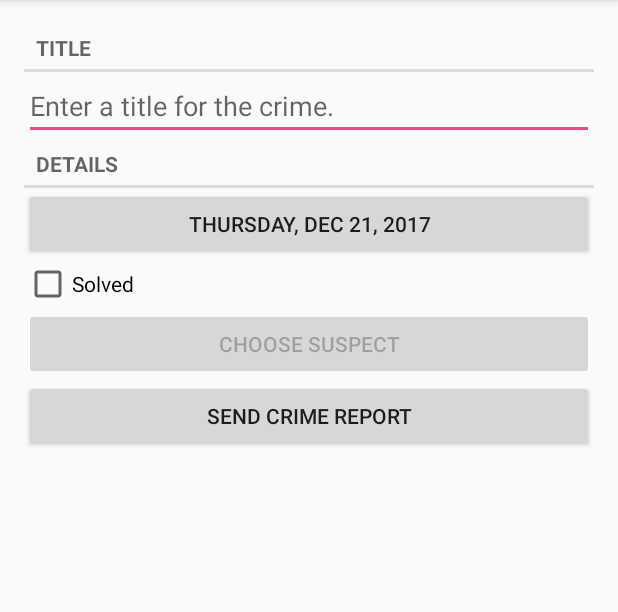
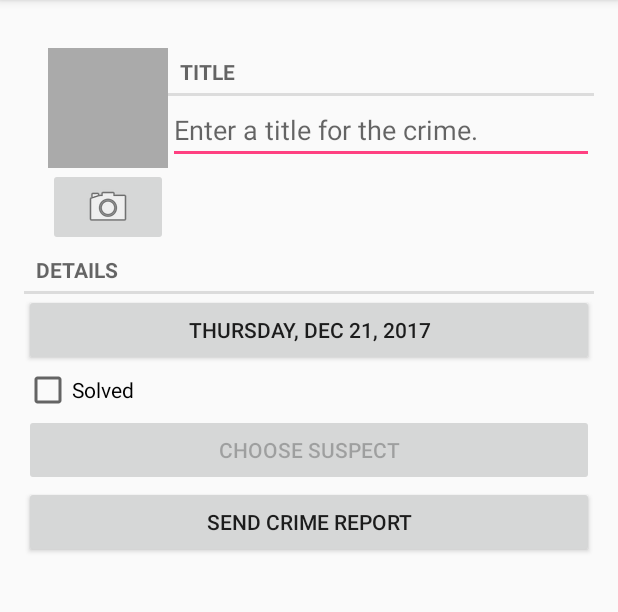
Before and after one commit to codedesignr/CriminalIntent, an Android app: the CrimeFragment screen opened directly, with no data from a screen before it, on a phone screen of 412 x 824 dp, the part 84-696 px from its top. Run offline under Robolectric (Android 15) with nearby library versions, the phone set to English and light mode, and no system bars.

Commit message:
Add crime photo functionality

```diff
--- a/app/src/main/java/com/rowfive/criminalintent/Crime.java
+++ b/app/src/main/java/com/rowfive/criminalintent/Crime.java
@@ -40,6 +40,10 @@ public class Crime {
 
     public void setSuspect(String suspect) { mSuspect = suspect; }
 
+    public String getPhotoFilename() {
+        return "IMG_" + getId().toString() + ".jpg";
+    }
+
     public Date getDate() {
         return mDate;
     }
--- a/app/src/main/java/com/rowfive/criminalintent/CrimeFragment.java
+++ b/app/src/main/java/com/rowfive/criminalintent/CrimeFragment.java
@@ -3,12 +3,16 @@ package com.rowfive.criminalintent;
 import android.app.Activity;
 import android.content.Intent;
 import android.content.pm.PackageManager;
+import android.content.pm.ResolveInfo;
 import android.database.Cursor;
+import android.graphics.Bitmap;
 import android.net.Uri;
 import android.os.Bundle;
 import android.provider.ContactsContract;
+import android.provider.MediaStore;
 import android.support.v4.app.Fragment;
 import android.support.v4.app.FragmentManager;
+import android.support.v4.content.FileProvider;
 import android.text.Editable;
 import android.text.TextWatcher;
 import android.text.format.DateFormat;
@@ -19,8 +23,12 @@ import android.widget.Button;
 import android.widget.CheckBox;
 import android.widget.CompoundButton;
 import android.widget.EditText;
+import android.widget.ImageButton;
+import android.widget.ImageView;
 
+import java.io.File;
 import java.util.Date;
+import java.util.List;
 import java.util.UUID;
 
 /**
@@ -34,13 +42,17 @@ public class CrimeFragment extends Fragment{
 
     private static final int REQUEST_DATE = 0;
     private static final int REQUEST_CONTACT = 1;
+    private static final int REQUEST_PHOTO = 2;
 
     private Crime mCrime;
+    private File mPhotoFile;
     private EditText mTitleField;
     private Button mDateButton;
     private CheckBox mSolvedCheckBox;
     private Button mSuspectButton;
     private Button mReportButton;
+    private ImageButton mPhotoButton;
+    private ImageView mPhotoView;
 
     public static CrimeFragment newInstance(UUID crimeId) {
         Bundle args = new Bundle();
@@ -56,6 +68,7 @@ public class CrimeFragment extends Fragment{
         super.onCreate(savedInstanceState);
         UUID crimeId = (UUID) getArguments().getSerializable(ARG_CRIME_ID);
         mCrime = CrimeLab.get(getActivity()).getCrime(crimeId);
+        mPhotoFile = CrimeLab.get(getActivity()).getPhotoFile(mCrime);
     }
 
     @Override
@@ -138,6 +151,31 @@ public class CrimeFragment extends Fragment{
             mSuspectButton.setEnabled(false);
         }
 
+        mPhotoButton = (ImageButton) v.findViewById(R.id.crime_camera);
+        final Intent captureImage = new Intent(MediaStore.ACTION_IMAGE_CAPTURE);
+
+        boolean canTakePhoto = mPhotoFile != null && captureImage.resolveActivity(packageManager) != null;
+        mPhotoButton.setEnabled(canTakePhoto);
+
+        mPhotoButton.setOnClickListener(new View.OnClickListener() {
+            @Override
+            public void onClick(View v) {
+                Uri uri = FileProvider.getUriForFile(getActivity(), "com.rowfive.criminalintent.fileprovider", mPhotoFile);
+                captureImage.putExtra(MediaStore.EXTRA_OUTPUT, uri);
+
+                List<ResolveInfo> cameraActivities = getActivity().getPackageManager().queryIntentActivities(captureImage, PackageManager.MATCH_DEFAULT_ONLY);
+
+                for (ResolveInfo activity : cameraActivities) {
+                    getActivity().grantUriPermission(activity.activityInfo.packageName, uri, Intent.FLAG_GRANT_WRITE_URI_PERMISSION);
+                }
+
+                startActivityForResult(captureImage, REQUEST_PHOTO);
+            }
+        });
+
+        mPhotoView = (ImageView) v.findViewById(R.id.crime_photo);
+        updatePhotoView();
+
         return v;
     }
 
@@ -171,6 +209,12 @@ public class CrimeFragment extends Fragment{
             } finally {
                 c.close();
             }
+        } else if (requestCode == REQUEST_PHOTO) {
+            Uri uri = FileProvider.getUriForFile(getActivity(), "com.rowfive.criminalintent.fileprovider", mPhotoFile);
+
+            getActivity().revokeUriPermission(uri, Intent.FLAG_GRANT_WRITE_URI_PERMISSION);
+
+            updatePhotoView();
         }
     }
 
@@ -200,4 +244,13 @@ public class CrimeFragment extends Fragment{
 
         return report;
     }
+
+    private void updatePhotoView() {
+        if (mPhotoFile == null || !mPhotoFile.exists()) {
+            mPhotoView.setImageDrawable(null);
+        } else {
+            Bitmap bitmap = PictureUtils.getScaledBitmap(mPhotoFile.getPath(), getActivity());
+            mPhotoView.setImageBitmap(bitmap);
+        }
+    }
 }
--- a/app/src/main/java/com/rowfive/criminalintent/CrimeLab.java
+++ b/app/src/main/java/com/rowfive/criminalintent/CrimeLab.java
@@ -9,6 +9,7 @@ import com.rowfive.criminalintent.database.CrimeBaseHelper;
 import com.rowfive.criminalintent.database.CrimeCursorWrapper;
 import com.rowfive.criminalintent.database.CrimeDbSchema.CrimeTable;
 
+import java.io.File;
 import java.util.ArrayList;
 import java.util.List;
 import java.util.UUID;
@@ -77,6 +78,11 @@ public class CrimeLab {
         }
     }
 
+    public File getPhotoFile(Crime crime) {
+        File filesDir = mContext.getFilesDir();
+        return new File(filesDir, crime.getPhotoFilename());
+    }
+
     public void upDateCrime(Crime crime) {
         String uuidString = crime.getId().toString();
         ContentValues values = getContentValues(crime);
--- a/app/src/main/res/layout/fragment_crime.xml
+++ b/app/src/main/res/layout/fragment_crime.xml
@@ -3,6 +3,40 @@
     android:layout_width="match_parent"
     android:layout_height="match_parent"
     android:orientation="vertical" >
+
+    <LinearLayout
+        android:orientation="horizontal"
+        android:layout_width="match_parent"
+        android:layout_height="wrap_content"
+        android:layout_marginLeft="16dp"
+        android:layout_marginTop="16dp">
+
+        <LinearLayout
+            android:orientation="vertical"
+            android:layout_width="wrap_content"
+            android:layout_height="wrap_content" >
+
+            <ImageView
+                android:id="@+id/crime_photo"
+                android:layout_width="80dp"
+                android:layout_height="80dp"
+                android:scaleType="centerInside"
+                android:cropToPadding="true"
+                android:background="@android:color/darker_gray" />
+
+            <ImageButton
+                android:id="@+id/crime_camera"
+                android:layout_width="match_parent"
+                android:layout_height="wrap_content"
+                android:src="@android:drawable/ic_menu_camera"/>
+
+        </LinearLayout>
+
+        <LinearLayout
+            android:orientation="vertical"
+            android:layout_width="0dp"
+            android:layout_height="wrap_content"
+            android:layout_weight="1">
 
             <TextView
                 style="?android:listSeparatorTextViewStyle"
@@ -15,6 +49,12 @@
                 android:layout_width="match_parent"
                 android:layout_height="wrap_content"
                 android:hint="@string/crime_title_hint"/>
+
+        </LinearLayout>
+
+    </LinearLayout>
+
+
 
     <TextView
         style="?android:listSeparatorTextViewStyle"
--- /dev/null
+++ b/app/src/main/res/xml/files.xml
@@ -0,0 +1,4 @@
+<?xml version="1.0" encoding="utf-8"?>
+<paths>
+    <files-path name="crime_photos" path="."/>
+</paths>
```
Also changed, not shown: app/src/main/AndroidManifest.xml (+13 -0 lines), app/src/main/java/com/rowfive/criminalintent/PictureUtils.java (added, +44 -0 lines). Lines whose indentation alone changed are shown as unchanged.
